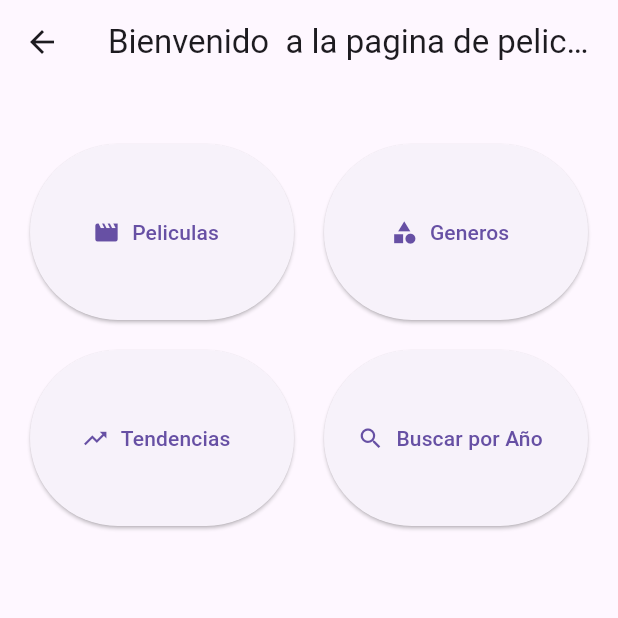
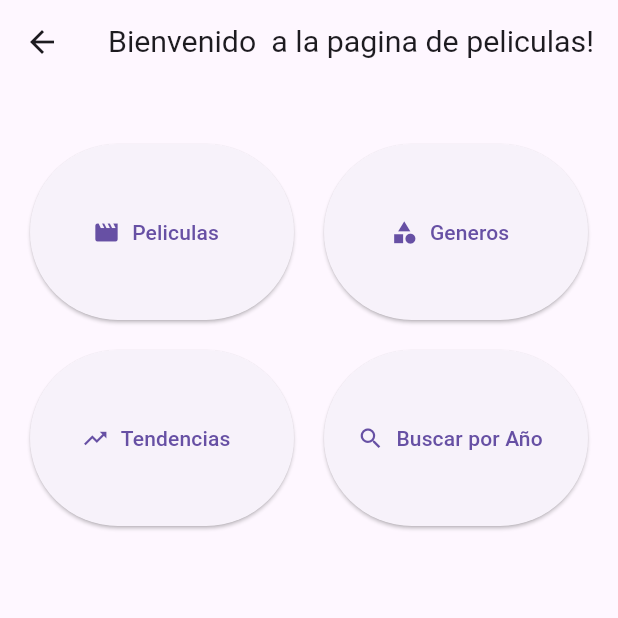
Before and after one commit to rociowos/Portal-Cinematografico-flutter, a Flutter app: the HomeScreen screen opened directly with empty values, on a phone screen of 412 x 824 dp, the top half of it. Run offline on Flutter 3.47's test engine with Material 3 defaults, Android fonts, the phone set to English and light mode, and no system bars.

```diff
--- a/lib/screen/HomeScreen.dart
+++ b/lib/screen/HomeScreen.dart
@@ -1,7 +1,7 @@
 import 'package:flutter/material.dart';
 
 class HomeScreen extends StatelessWidget {
-  const HomeScreen({super.key});
+  const HomeScreen({Key? key});
 
   @override
   Widget build(BuildContext context) {
@@ -9,16 +9,20 @@ class HomeScreen extends StatelessWidget {
 
     return Scaffold(
       appBar: AppBar(
-        title: Text('Bienvenido $userName a la pagina de peliculas!'),
+        title: FittedBox(
+          fit: BoxFit.scaleDown,
+          child: Text('Bienvenido $userName a la pagina de peliculas!'),
         ),
-      body: Center(
+      ),
+      body: SingleChildScrollView(
+        child: Center(
           child: Column(
             children: [
-            const SizedBox(height: 20),
+              SizedBox(height: 20),
               GridView.count(
                 crossAxisCount: 2,
                 shrinkWrap: true,
-              physics: const NeverScrollableScrollPhysics(),
+                physics: NeverScrollableScrollPhysics(),
                 padding: const EdgeInsets.all(20.0),
                 mainAxisSpacing: 20.0,
                 crossAxisSpacing: 20.0,
@@ -28,35 +32,36 @@ class HomeScreen extends StatelessWidget {
                     onPressed: () {
                       Navigator.pushNamed(context, '/movies');
                     },
-                  icon: const Icon(Icons.movie),
-                  label: const Text('Peliculas'),
+                    icon: Icon(Icons.movie),
+                    label: Text('Peliculas'),
                   ),
                   ElevatedButton.icon(
                     onPressed: () {
                       Navigator.pushNamed(context, '/genres');
                     },
-                  icon: const Icon(Icons.category),
-                  label: const Text('Generos'),
+                    icon: Icon(Icons.category),
+                    label: Text('Generos'),
                   ),
                   ElevatedButton.icon(
                     onPressed: () {
                       Navigator.pushNamed(context, '/trends');
                     },
-                  icon: const Icon(Icons.trending_up),
-                  label: const Text('Tendencias'),
+                    icon: Icon(Icons.trending_up),
+                    label: Text('Tendencias'),
                   ),
                   ElevatedButton.icon(
                     onPressed: () {
                       Navigator.pushNamed(context, '/year_search');
                     },
-                  icon: const Icon(Icons.search),
-                  label: const Text('Buscar por Año'),
+                    icon: Icon(Icons.search),
+                    label: Text('Buscar por Año'),
                   ),
                 ],
               ),
             ],
           ),
         ),
+      ),
     );
   }
 }
--- a/lib/screen/MoviePage.dart
+++ b/lib/screen/MoviePage.dart
@@ -37,7 +37,7 @@ class _MoviePageState extends State<MoviePage> {
   Future<void> getPeliculas(int page) async {
     try {
       http.Response response =
-          await http.get(Uri.parse('http://10.0.2.2t:5003/primerapi/estrenos'));
+          await http.get(Uri.parse('http://10.0.2.2:5003/primerapi/estrenos'));
       if (response.statusCode == 200) {
         setState(() {
           final List<dynamic> parsedResponse = json.decode(response.body)['results'];
```
Lines whose indentation alone changed are shown as unchanged.
